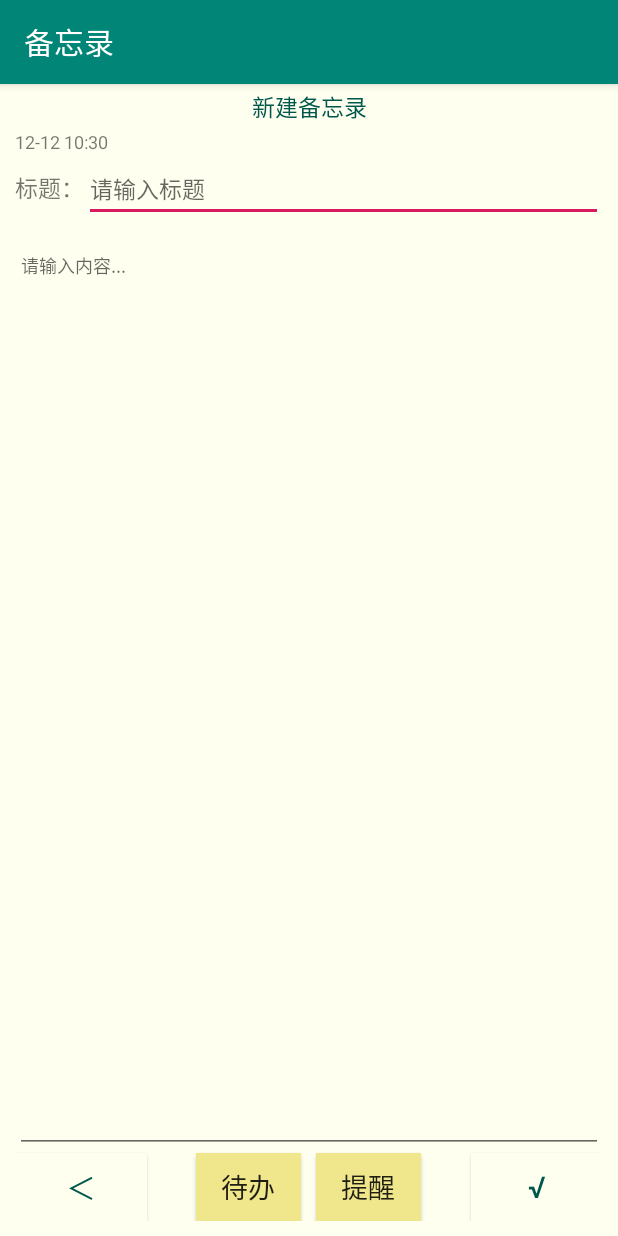
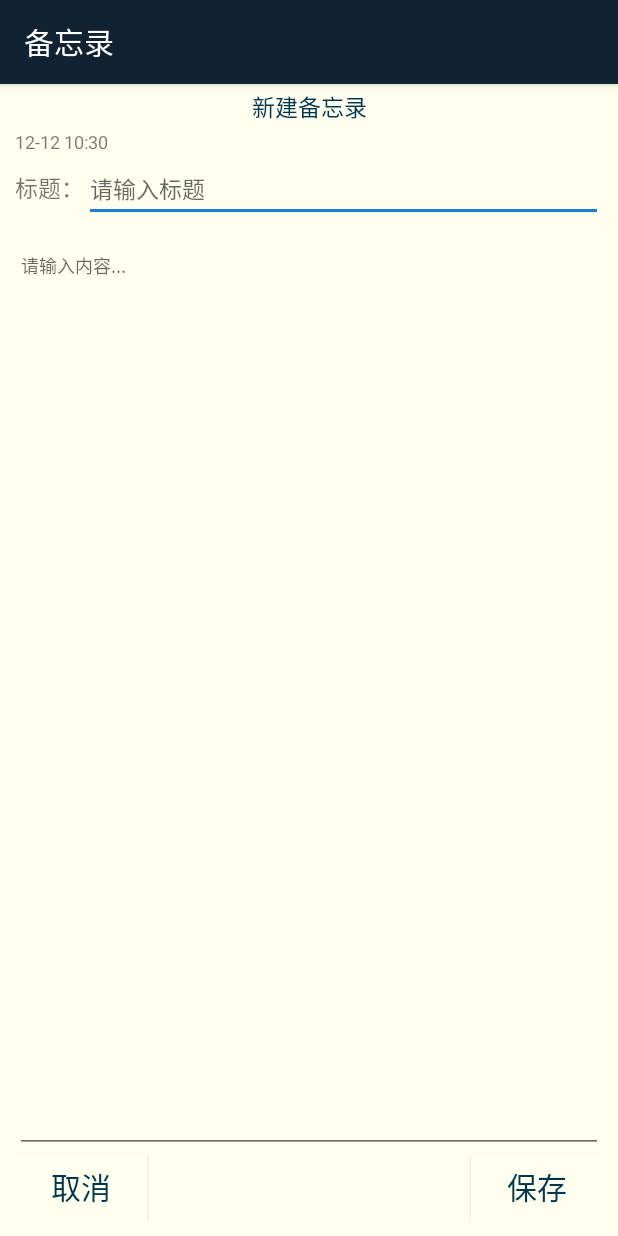
Before and after one commit to LeiChaoPuls/AndroidStudioProjects, an Android app: the EditActivity screen opened directly, with no data from a screen before it, on a phone screen of 412 x 824 dp. Run offline under Robolectric (Android 15) with nearby library versions, the phone set to English and light mode, and no system bars.

Commit message:
备忘录

```diff
--- a/BeiWangLu/app/src/main/java/com/example/shinelon/beiwanglu/MainActivity.java
+++ b/BeiWangLu/app/src/main/java/com/example/shinelon/beiwanglu/MainActivity.java
@@ -27,8 +27,8 @@ import java.util.ArrayList;
 import java.util.Date;
 import java.util.List;
 
-import static com.example.shinelon.beiwanglu.util.MyFormat.myDateFormat;
-import static com.example.shinelon.beiwanglu.util.MyFormat.*;
+import static com.example.shinelon.beiwanglu.util.Format.myDateFormat;
+import static com.example.shinelon.beiwanglu.util.Format.*;
 
 
 
--- a/BeiWangLu/app/src/main/java/com/example/shinelon/beiwanglu/database/MyDB.java
+++ b/BeiWangLu/app/src/main/java/com/example/shinelon/beiwanglu/database/MyDB.java
@@ -7,11 +7,6 @@ import android.database.sqlite.SQLiteOpenHelper;
 
 /**
  * create_by Android Studio
- *
- * @author zouguo0212@
- * @package_name fun.zzti.memoire.database
- * @description
- * @date 2018/10/26 19:21
  */
 public class MyDB extends SQLiteOpenHelper {
     public final static String TABLE_NAME_RECORD = "record";
--- a/BeiWangLu/app/src/main/java/com/example/shinelon/beiwanglu/util/MyFormat.java
+++ b/BeiWangLu/app/src/main/java/com/example/shinelon/beiwanglu/util/Format.java
@@ -2,7 +2,6 @@ package com.example.shinelon.beiwanglu.util;
 
 
 import android.annotation.SuppressLint;
-import android.support.annotation.NonNull;
 import android.support.annotation.Nullable;
 
 import java.text.ParseException;
@@ -17,7 +16,7 @@ import java.util.Date;
  * @description 一个格式化类，目前只添加了时分秒的格式化(8:1:15->08:01:15)、日期与字符串互转的格式化操作
  * @date 2018/12/3 11:22
  */
-public class MyFormat {
+public class Format {
     /**
      * 拼接并格式化时间 HH:mm:ss
      * @param hour
@@ -205,8 +204,8 @@ public class MyFormat {
      *  去除规则，如果年份是当年
      */
     public static String getTimeStr(Date date){
-        int nowYear = new MyTimeGetter(new Date(System.currentTimeMillis())).getYear();
-        int targetYear = new MyTimeGetter(date).getYear();
+        int nowYear = new TimeGetter(new Date(System.currentTimeMillis())).getYear();
+        int targetYear = new TimeGetter(date).getYear();
         if (nowYear == targetYear){
             //  去除年份
             return myDateFormat(date,DateFormatType.REMOVE_YEAR_TIME);
--- a/BeiWangLu/app/src/main/java/com/example/shinelon/beiwanglu/util/MyTimeGetter.java
+++ b/BeiWangLu/app/src/main/java/com/example/shinelon/beiwanglu/util/TimeGetter.java
@@ -13,7 +13,7 @@ import java.util.Date;
  * @description
  * @date 2018/12/3 17:19
  */
-public class MyTimeGetter {
+public class TimeGetter {
 
     private int year;
     private int month;
@@ -21,9 +21,9 @@ public class MyTimeGetter {
     private int hour;
     private int minute;
 
-    public MyTimeGetter(){}
+    public TimeGetter(){}
 
-    public MyTimeGetter(Date date){
+    public TimeGetter(Date date){
         @SuppressLint("SimpleDateFormat")
         SimpleDateFormat dateFormat = new SimpleDateFormat("yyyy-MM-dd-HH-mm");
         String strDate = dateFormat.format(date);
--- a/BeiWangLu/app/src/main/res/layout/edit_linear_layout.xml
+++ b/BeiWangLu/app/src/main/res/layout/edit_linear_layout.xml
@@ -135,7 +135,7 @@
             android:layout_alignParentStart="true"
             android:layout_alignParentLeft="true"
             android:background="#fffff0"
-            android:text="@string/button_back"
+            android:text="@string/button_cancel"
             android:textColor="@color/colorPrimaryDark"
             android:textSize="20sp"
             />
@@ -147,28 +147,6 @@
             android:visibility="invisible"
             android:layout_centerInParent="true"
             android:layout_alignParentBottom="true"
-            />
-        <Button
-            android:id="@+id/btn_edit_menu_upcoming"
-            android:layout_width="70dp"
-            android:layout_height="45dp"
-            android:layout_toStartOf="@id/btn_edit_menu"
-            android:layout_toLeftOf="@id/btn_edit_menu"
-            android:layout_alignParentBottom="true"
-            android:background="#F0E68C"
-            android:text="@string/str_upcoming"
-            android:textSize="18sp"
-            />
-        <Button
-            android:id="@+id/btn_edit_menu_notice"
-            android:layout_toRightOf="@id/btn_edit_menu"
-            android:layout_toEndOf="@id/btn_edit_menu"
-            android:layout_alignParentBottom="true"
-            android:layout_width="70dp"
-            android:layout_height="45dp"
-            android:background="#F0E68C"
-            android:text="@string/str_notice"
-            android:textSize="18sp"
             />
 
         <Button
--- a/BeiWangLu/app/src/main/res/values/colors.xml
+++ b/BeiWangLu/app/src/main/res/values/colors.xml
@@ -1,6 +1,6 @@
 <?xml version="1.0" encoding="utf-8"?>
 <resources>
-    <color name="colorPrimary">#008577</color>
-    <color name="colorPrimaryDark">#00574B</color>
-    <color name="colorAccent">#D81B60</color>
+    <color name="colorPrimary">#123</color>
+    <color name="colorPrimaryDark">#00354B</color>
+    <color name="colorAccent">#227BD9</color>
 </resources>
--- a/BeiWangLu/app/src/main/res/values/strings.xml
+++ b/BeiWangLu/app/src/main/res/values/strings.xml
@@ -4,12 +4,13 @@
     <string name="create_button_name">+\n新建</string>
     <string name="text_tile">标题：</string>
     <string name="edit_hint">请输入标题</string>
-    <string name="button_back">＜</string>
-    <string name="button_save">√</string>
     <string name="edit_body_hint">请输入内容...</string>
     <string name="edit_title_time_hint">这里显示时间</string>
     <string name="edit_title_text">新建备忘录</string>
     <string name="str_upcoming">待办</string>
     <string name="str_notice">提醒</string>
     <string name="other_operation">其他选项：</string>
+    <string name="button_back">返回</string>
+    <string name="button_save">保存</string>
+    <string name="button_cancel">取消</string>
 </resources>
```
Also changed, not shown: BeiWangLu/app/src/main/java/com/example/shinelon/beiwanglu/AmendActivity.java (+1 -41 lines), BeiWangLu/app/src/main/java/com/example/shinelon/beiwanglu/EditActivity.java (+12 -27 lines), BeiWangLu/app/src/main/res/layout/amend_linear_layout.xml (+0 -35 lines).
